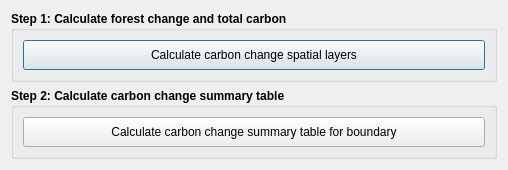
The window that LDMP/gui/DlgCalculateRestBiomass.ui (ConservationInternational/trends.earth) describes before a commit, drawn with Qt 5.
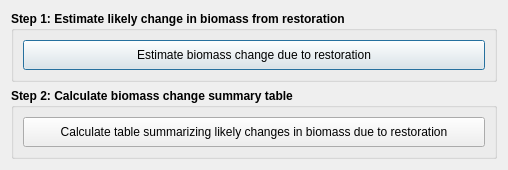
The same window after the commit.

Commit message: Update guis and add gee link for restoration biomass.

```diff
--- a/LDMP/gui/DlgCalculateRestBiomass.ui
+++ b/LDMP/gui/DlgCalculateRestBiomass.ui
@@ -38,7 +38,7 @@
       </font>
      </property>
      <property name="title">
-      <string>Step 1: Calculate forest change and total carbon</string>
+      <string>Step 1: Estimate likely change in biomass from restoration</string>
      </property>
      <layout class="QVBoxLayout" name="verticalLayout_3">
       <item>
@@ -62,7 +62,7 @@
          </font>
         </property>
         <property name="text">
-         <string>Calculate carbon change spatial layers</string>
+         <string>Estimate biomass change due to restoration</string>
         </property>
        </widget>
       </item>
@@ -84,7 +84,7 @@
       </font>
      </property>
      <property name="title">
-      <string>Step 2: Calculate carbon change summary table</string>
+      <string>Step 2: Calculate biomass change summary table</string>
      </property>
      <layout class="QVBoxLayout" name="verticalLayout">
       <item>
@@ -108,7 +108,7 @@
          </font>
         </property>
         <property name="text">
-         <string>Calculate carbon change summary table for boundary</string>
+         <string>Calculate table summarizing likely changes in biomass due to restoration</string>
         </property>
        </widget>
       </item>
```
Left out of the diff: 4 changed lines with no effect on the pictures. The commit also changes 6 other files.
